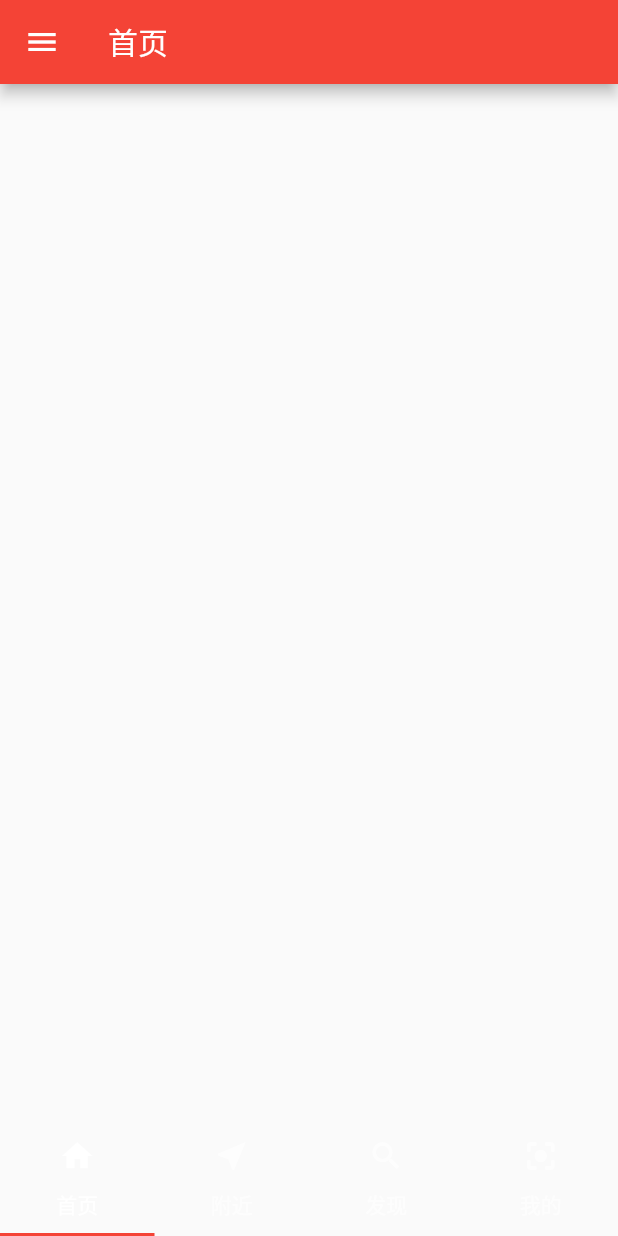
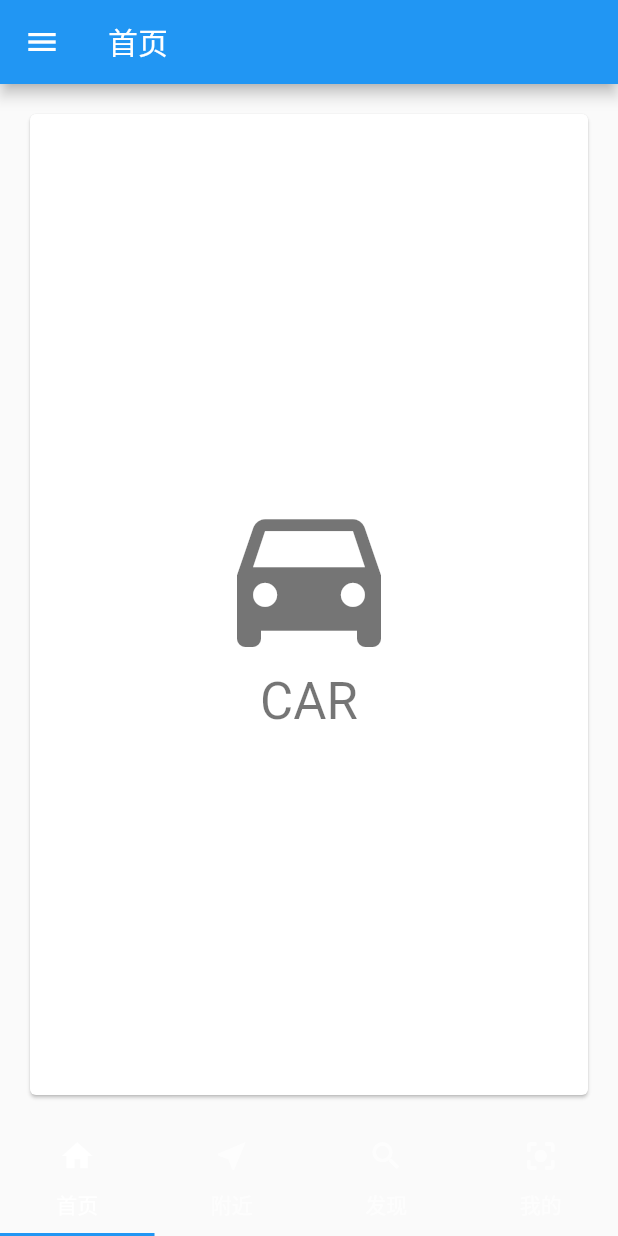
Before and after one commit to leadzero00/test_new, a Flutter app: the screen it shows after launch, on a phone screen of 412 x 824 dp. Run offline on Flutter 3.47's test engine with Material 2 defaults, Android fonts, the phone set to English and light mode, and no system bars.

Commit message:
新增加一个测试单元

```diff
--- a/lib/main.dart
+++ b/lib/main.dart
@@ -30,7 +30,8 @@ class MyMAinPage extends StatelessWidget{
   @override
   Widget build(BuildContext context) {
     // TODO: implement build
-    return DefaultTabController(
+    return MaterialApp(
+      home: DefaultTabController(
       length: 4,
       child:  Scaffold(
       appBar: AppBar(
@@ -78,9 +79,18 @@ class MyMAinPage extends StatelessWidget{
         ],
       ),
       ),
-
+    // body: MyHomePage(),
+    body: TabBarView(
+      children: choices.map((Choice choice){
+        return new Padding(
+          padding:const EdgeInsets.all(16.0),
+          child: new ChoiceCard(choice: choice),
+        );
+        }).toList(),
+      ),
     ),
-    ) ;
+    ),
+    );
   }
 
 }
@@ -166,6 +176,46 @@ class _MyHomePageState extends State<MyHomePage> {
         tooltip: 'Increment',
         child: Icon(Icons.add),
       ), // This trailing comma makes auto-formatting nicer for build methods.
+
     );
   }
 }
+
+class Choice {
+  const Choice({ this.title, this.icon });
+  final String title;
+  final IconData icon;
+}
+
+const List<Choice> choices = const <Choice>[
+  const Choice(title: 'CAR', icon: Icons.directions_car),
+  const Choice(title: 'BICYCLE', icon: Icons.directions_bike),
+  const Choice(title: 'BOAT', icon: Icons.directions_boat),
+  const Choice(title: 'BUS', icon: Icons.directions_bus),
+  const Choice(title: 'TRAIN', icon: Icons.directions_railway),
+  const Choice(title: 'WALK', icon: Icons.directions_walk),
+];
+
+class ChoiceCard extends StatelessWidget {
+  const ChoiceCard({ Key key, this.choice }) : super(key: key);
+
+  final Choice choice;
+
+  @override
+  Widget build(BuildContext context) {
+    final TextStyle textStyle = Theme.of(context).textTheme.display1;
+    return new Card(
+      color: Colors.white,
+      child: new Center(
+        child: new Column(
+          mainAxisSize: MainAxisSize.min,
+          crossAxisAlignment: CrossAxisAlignment.center,
+          children: <Widget>[
+            new Icon(choice.icon, size: 128.0, color: textStyle.color),
+            new Text(choice.title, style: textStyle),
+          ],
+        ),
+      ),
+    );
+  }
+}
```
